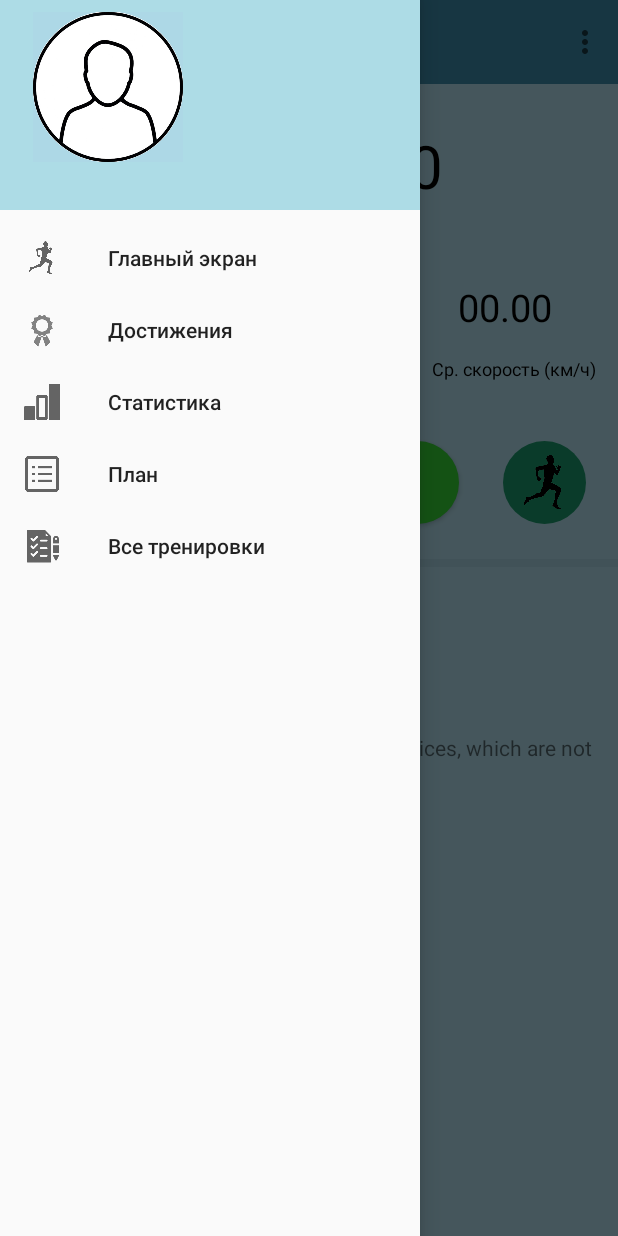
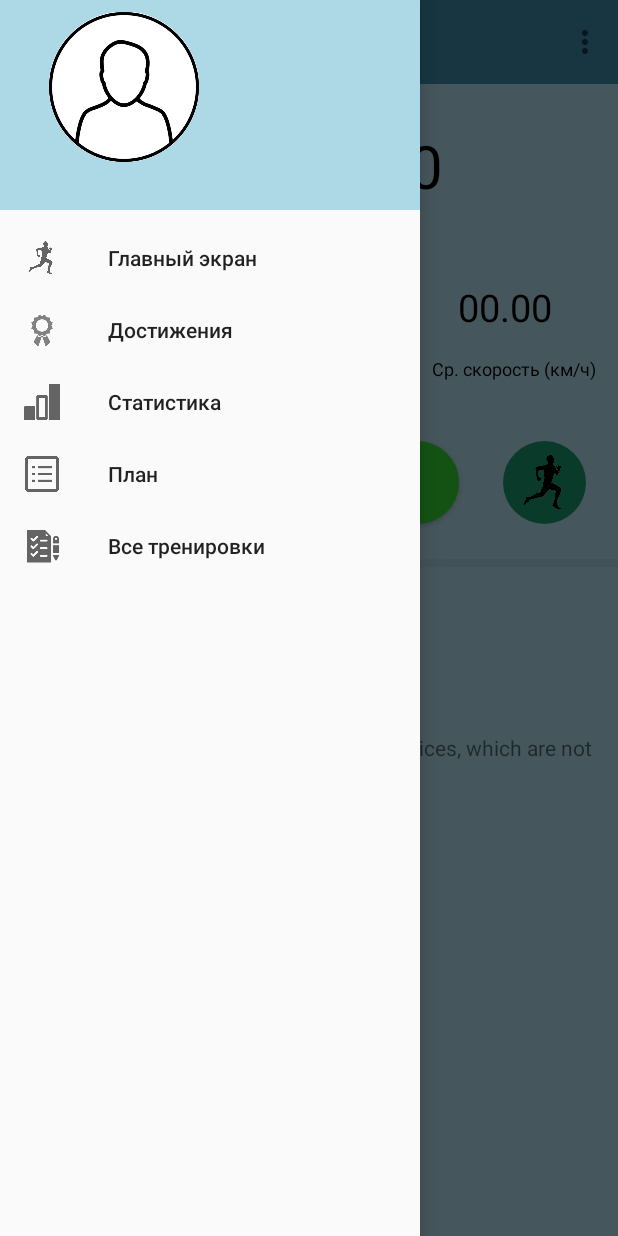
Before and after one commit to Runannex/Dzhos, an Android app: the Training screen opened directly, with no data from a screen before it, with the side drawer open, on a phone screen of 412 x 824 dp. Run offline under Robolectric (Android 15) with nearby library versions, the phone set to English and light mode, and no system bars; Roboto replaces fonts that are not available here.

Commit message:
fixmenu and toolbar

```diff
--- a/Runannex/app/src/main/java/com/example/admin/runannex/Ach.java
+++ b/Runannex/app/src/main/java/com/example/admin/runannex/Ach.java
@@ -38,6 +38,8 @@ public class Ach extends AppCompatActivity implements NavigationView.OnNavigatio
         super.onCreate(savedInstanceState);
         setContentView(R.layout.activity_ach);
         toolbar = (Toolbar)findViewById(R.id.toolbar);
+        setSupportActionBar(toolbar);
+        toolbar.setTitleTextColor(0xFFFFFFFF);
         NavigationView navigationView = (NavigationView) findViewById(R.id.nav_view);
         View header = navigationView.getHeaderView(0);
         TextView textView = (TextView)header.findViewById(R.id.textView);
--- a/Runannex/app/src/main/java/com/example/admin/runannex/Result.java
+++ b/Runannex/app/src/main/java/com/example/admin/runannex/Result.java
@@ -41,6 +41,7 @@ public class Result extends AppCompatActivity {
         setRequestedOrientation(ActivityInfo.SCREEN_ORIENTATION_PORTRAIT);
         toolbar = (Toolbar)findViewById(R.id.toolbar);
         setSupportActionBar(toolbar);
+        toolbar.setTitleTextColor(0xFFFFFFFF);
         toolbar.setNavigationIcon(R.mipmap.ic_arrow_back);
         final TextView timer = (TextView) findViewById(R.id.timer);
         final TextView speeder = (TextView) findViewById(R.id.halfV);
--- a/Runannex/app/src/main/java/com/example/admin/runannex/Stata.java
+++ b/Runannex/app/src/main/java/com/example/admin/runannex/Stata.java
@@ -32,6 +32,8 @@ public class Stata extends AppCompatActivity implements NavigationView.OnNavigat
         Button button = (Button) findViewById(R.id.button);
         button.setOnClickListener(viewClickListener);
         Toolbar toolbar = (Toolbar) findViewById(R.id.toolbar);
+        setSupportActionBar(toolbar);
+        toolbar.setTitleTextColor(0xFFFFFFFF);
         NavigationView navigationView = (NavigationView) findViewById(R.id.nav_view);
         View header = navigationView.getHeaderView(0);
         TextView textView = (TextView)header.findViewById(R.id.textView);
--- a/Runannex/app/src/main/java/com/example/admin/runannex/Training.java
+++ b/Runannex/app/src/main/java/com/example/admin/runannex/Training.java
@@ -133,6 +133,8 @@ public class Training extends AppCompatActivity implements OnMapReadyCallback,Na
         File f = new File(path + "/.Runannex/picture.png");
         View header = navigationView.getHeaderView(0);
         TextView textView = (TextView)header.findViewById(R.id.textView);
+        sPref = getApplication().getSharedPreferences("Data", MODE_PRIVATE);
+        name = sPref.getString("nam", "");
         textView.setText(name);
         textView.setGravity(Gravity.CENTER_HORIZONTAL);
         navigationView.setNavigationItemSelectedListener(this);
--- a/Runannex/app/src/main/res/layout/nav_header_main.xml
+++ b/Runannex/app/src/main/res/layout/nav_header_main.xml
@@ -4,7 +4,7 @@
     xmlns:tools="http://schemas.android.com/tools"
     android:layout_width="match_parent"
     android:layout_height="140dp"
-    android:background="#addce6"
+    android:background="#ADD8E6"
     android:gravity="bottom"
     android:orientation="vertical"
     android:theme="@style/ThemeOverlay.AppCompat.Dark">
@@ -17,7 +17,7 @@
         android:layout_marginTop="8dp"
         app:layout_constraintBottom_toBottomOf="parent"
         app:layout_constraintEnd_toEndOf="parent"
-        app:layout_constraintHorizontal_bias="0.123"
+        app:layout_constraintHorizontal_bias="0.183"
         app:layout_constraintStart_toStartOf="parent"
         app:layout_constraintTop_toTopOf="parent"
         app:layout_constraintVertical_bias="0.0">
@@ -51,11 +51,19 @@
         android:layout_centerHorizontal="true"
         android:layout_centerInParent="true"
         android:layout_centerVertical="true"
+        android:layout_marginBottom="8dp"
+        android:layout_marginEnd="8dp"
+        android:layout_marginStart="8dp"
+        android:layout_marginTop="8dp"
         android:gravity="center"
-        android:text="vfdsvervevev"
+        android:text="None"
         android:textColor="@color/colorAccent"
-        tools:layout_editor_absoluteX="16dp"
-        tools:layout_editor_absoluteY="105dp" />
+        app:layout_constraintBottom_toBottomOf="parent"
+        app:layout_constraintEnd_toEndOf="parent"
+        app:layout_constraintHorizontal_bias="0.096"
+        app:layout_constraintStart_toStartOf="parent"
+        app:layout_constraintTop_toTopOf="parent"
+        app:layout_constraintVertical_bias="1.0" />
 
 
 </android.support.constraint.ConstraintLayout>
```
Also changed, not shown: 5 other files.
